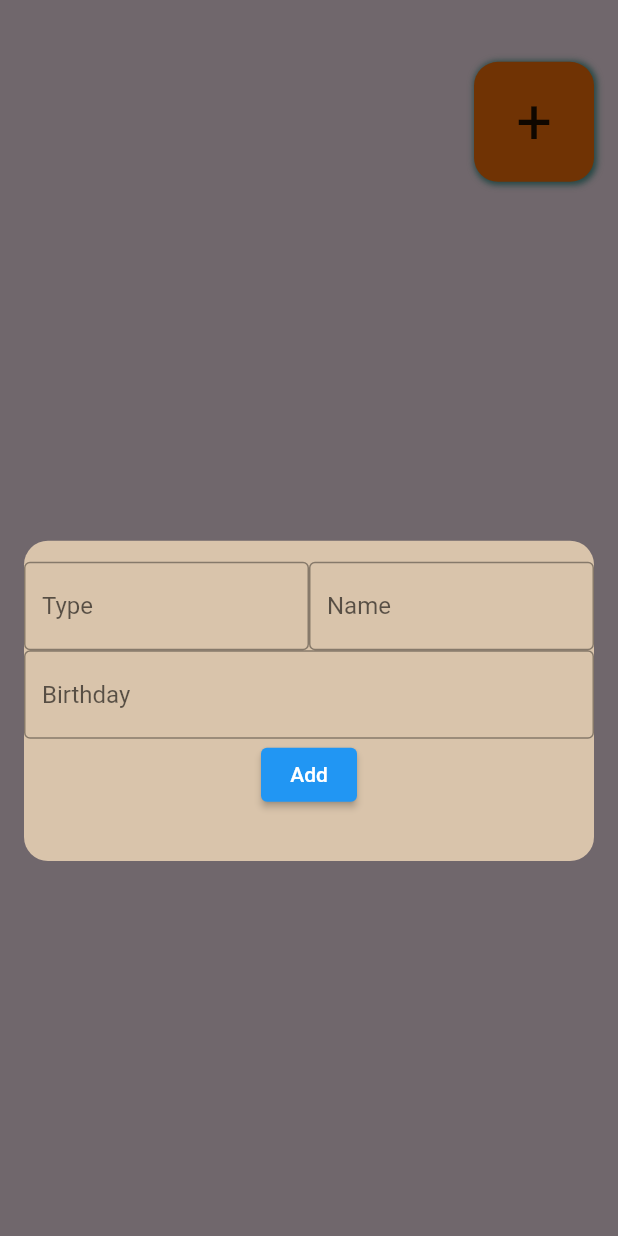
After one commit to denissavishchev/young_journal, a Flutter app: the PetsPage screen opened directly, after a tap on an icon or button, on a phone screen of 412 x 824 dp. The commit adds this screen. Run offline on Flutter 3.47's test engine with Material 2 defaults, Android fonts, the phone set to English and light mode, and no system bars.

Commit message:
pets page

```diff
--- a/lib/main.dart
+++ b/lib/main.dart
@@ -4,6 +4,7 @@ import 'package:young_journal/models/finance_provider_model.dart';
 import 'package:young_journal/pages/home_page.dart';
 
 import 'models/main_provider_model.dart';
+import 'models/pets_provider_model.dart';
 import 'models/plans_provider_model.dart';
 
 void main() {
@@ -20,6 +21,7 @@ class MyApp extends StatelessWidget {
         ChangeNotifierProvider<MainProvider>(create: (_) => MainProvider()),
         ChangeNotifierProvider<FinanceProvider>(create: (_) => FinanceProvider()),
         ChangeNotifierProvider<PlansProvider>(create: (_) => PlansProvider()),
+        ChangeNotifierProvider<PetsProvider>(create: (_) => PetsProvider()),
       ],
         builder: (context, child) {
           return MaterialApp(
--- /dev/null
+++ b/lib/models/pets_provider_model.dart
@@ -0,0 +1,147 @@
+import 'package:flutter/material.dart';
+import '../constants.dart';
+
+class PetsProvider with ChangeNotifier {
+
+  List pets = [];
+  List tasks = [];
+  final TextEditingController _typeController = TextEditingController();
+  final TextEditingController _nameController = TextEditingController();
+  final TextEditingController _birthdayController = TextEditingController();
+  final TextEditingController _planNameController = TextEditingController();
+  final TextEditingController _planTimeController = TextEditingController();
+  final TextEditingController _planCommentController = TextEditingController();
+  ScrollController petsScrollController = ScrollController();
+  ScrollController petsTasksScrollController = ScrollController();
+
+  Future addPet(context) {
+    return showModalBottomSheet(
+        context: context,
+        backgroundColor: Colors.transparent,
+        builder: (context) {
+          return Container(
+            margin: const EdgeInsets.fromLTRB(16, 0, 16, 250),
+            height: MediaQuery.of(context).size.height,
+            padding: const EdgeInsets.symmetric(vertical: 14),
+            decoration: const BoxDecoration(
+                color: grey,
+                borderRadius: BorderRadius.all(Radius.circular(16))
+            ),
+            child: Column(
+              children: [
+                Row(
+                  children: [
+                    Expanded(
+                      child: TextField(
+                        controller: _typeController,
+                        decoration: InputDecoration(
+                          border: OutlineInputBorder(),
+                          hintText: 'Type',
+                        ),
+                      ),
+                    ),
+                    Expanded(
+                      child: TextField(
+                        controller: _nameController,
+                        decoration: InputDecoration(
+                          border: OutlineInputBorder(),
+                          hintText: 'Name',
+                        ),
+                      ),
+                    ),
+                  ],
+                ),
+                TextField(
+                  controller: _birthdayController,
+                  decoration: InputDecoration(
+                    border: OutlineInputBorder(),
+                    hintText: 'Birthday',
+                  ),
+                ),
+                ElevatedButton(
+                    onPressed: (){
+                      pets.add([
+                        _typeController.text,
+                        _nameController.text,
+                        _birthdayController.text
+                      ]);
+                      Navigator.of(context).pop();
+                      notifyListeners();
+                      petsScrollController.animateTo(
+                          petsScrollController.position.maxScrollExtent + 110,
+                          duration: const Duration(milliseconds: 10),
+                          curve: Curves.linear);
+                    },
+                    child: Text('Add'))
+              ],
+            ),
+          );
+        });
+  }
+
+  Future addTask(context) {
+    return showModalBottomSheet(
+        context: context,
+        backgroundColor: Colors.transparent,
+        builder: (context) {
+          return Container(
+            margin: const EdgeInsets.fromLTRB(16, 0, 16, 250),
+            height: MediaQuery.of(context).size.height,
+            padding: const EdgeInsets.symmetric(vertical: 14),
+            decoration: const BoxDecoration(
+                color: grey,
+                borderRadius: BorderRadius.all(Radius.circular(16))
+            ),
+            child: Column(
+              children: [
+                Row(
+                  children: [
+                    Expanded(
+                      child: TextField(
+                        controller: _planNameController,
+                        decoration: InputDecoration(
+                          border: OutlineInputBorder(),
+                          hintText: 'Name',
+                        ),
+                      ),
+                    ),
+                    Expanded(
+                      child: TextField(
+                        controller: _planTimeController,
+                        decoration: InputDecoration(
+                          border: OutlineInputBorder(),
+                          hintText: 'Deadline',
+                        ),
+                      ),
+                    ),
+                  ],
+                ),
+                TextField(
+                  controller: _planCommentController,
+                  decoration: InputDecoration(
+                    border: OutlineInputBorder(),
+                    hintText: 'Comment',
+                  ),
+                ),
+                ElevatedButton(
+                    onPressed: (){
+                      tasks.add([
+                        _planNameController.text,
+                        _planTimeController.text,
+                        _planCommentController.text
+                      ]);
+                      Navigator.of(context).pop();
+                      notifyListeners();
+                      petsTasksScrollController.animateTo(
+                          petsTasksScrollController.position.maxScrollExtent + 110,
+                          duration: const Duration(milliseconds: 10),
+                          curve: Curves.linear);
+                    },
+                    child: Text('Add'))
+              ],
+            ),
+          );
+        });
+  }
+
+}
--- a/lib/models/plans_provider_model.dart
+++ b/lib/models/plans_provider_model.dart
@@ -7,7 +7,7 @@ class PlansProvider with ChangeNotifier {
   final TextEditingController _nameController = TextEditingController();
   final TextEditingController _deadlineController = TextEditingController();
   final TextEditingController _commentController = TextEditingController();
-  ScrollController scrollController = ScrollController();
+  ScrollController taskScrollController = ScrollController();
 
   Future addTask(context) {
     return showModalBottomSheet(
@@ -62,8 +62,8 @@ class PlansProvider with ChangeNotifier {
                       ]);
                       Navigator.of(context).pop();
                       notifyListeners();
-                      scrollController.animateTo(
-                          scrollController.position.maxScrollExtent + 110,
+                      taskScrollController.animateTo(
+                          taskScrollController.position.maxScrollExtent + 110,
                           duration: const Duration(milliseconds: 10),
                           curve: Curves.linear);
                     },
--- a/lib/pages/home_page.dart
+++ b/lib/pages/home_page.dart
@@ -1,7 +1,7 @@
 import 'package:flutter/material.dart';
 import 'package:provider/provider.dart';
 import 'package:young_journal/constants.dart';
-import 'package:young_journal/pages/pet_page.dart';
+import 'package:young_journal/pages/pets_page.dart';
 import 'package:young_journal/pages/plans_page.dart';
 import '../models/main_provider_model.dart';
 import 'custom_page.dart';
@@ -13,7 +13,7 @@ class HomePage extends StatelessWidget {
   final List _pages = [
     const FinancePage(),
     const PlansPage(),
-    const PetPage(),
+    const PetsPage(),
     const CustomPage(),
   ];
 
--- /dev/null
+++ b/lib/pages/pets_page.dart
@@ -0,0 +1,92 @@
+import 'package:flutter/material.dart';
+import 'package:provider/provider.dart';
+import 'package:young_journal/constants.dart';
+import '../models/pets_provider_model.dart';
+import '../widgets/basic_button_widget.dart';
+import '../widgets/basic_container_widget.dart';
+
+class PetsPage extends StatelessWidget {
+  const PetsPage({Key? key}) : super(key: key);
+
+  @override
+  Widget build(BuildContext context) {
+    Size size = MediaQuery.of(context).size;
+    return Scaffold(
+      backgroundColor: purple.withOpacity(0.3),
+      body: Consumer<PetsProvider>(
+        builder: (context, data, _){
+          return Column(
+            children: [
+              SizedBox(height: size.height * 0.05),
+              Padding(
+                padding: const EdgeInsets.symmetric(horizontal: 16.0),
+                child: Row(
+                  children: [
+                    const Spacer(),
+                    BasicButtonWidget(
+                      onTap: () => data.addPet(context),
+                      text: '+',)
+                  ],
+                ),
+              ),
+              SizedBox(height: size.height * 0.05),
+              SizedBox(
+                height: size.height * 0.65,
+                child: PageView.builder(
+                  itemCount: data.pets.length,
+                    itemBuilder: (context, index){
+                    return Container(
+                      margin: const EdgeInsets.symmetric(horizontal: 12),
+                      color: blue,
+                      child:
+                      Column(
+                        mainAxisAlignment: MainAxisAlignment.spaceEvenly,
+                        children: [
+                          Row(
+                            mainAxisAlignment: MainAxisAlignment.spaceEvenly,
+                            children: [
+                              Text(data.pets[index][0]),
+                              Text(data.pets[index][1]),
+                              Text(data.pets[index][2]),
+                            ],
+                          ),
+                          Row(
+                            children: [
+                              const Spacer(),
+                              BasicButtonWidget(
+                                onTap: () => data.addTask(context),
+                                text: '+',)
+                            ],
+                          ),
+                          Expanded(
+                            child: ListView.builder(
+                                itemCount: data.tasks.length,
+                                controller: data.petsTasksScrollController,
+                                reverse: true,
+                                shrinkWrap: true,
+                                padding: const EdgeInsets.only(bottom: 100),
+                                itemBuilder: (context, index) {
+                                  return BasicContainerWidget(
+                                    height: 0.1,
+                                    color: orange,
+                                    child: ListTile(
+                                      title: Text(data.tasks[index][0]),
+                                      subtitle: Text(data.tasks[index][1]),
+                                      trailing: data.tasks[index][2].toString() != ''
+                                          ? Icon(Icons.message_rounded)
+                                          : SizedBox.shrink(),
+                                    ),
+                                  );
+                                }),)
+                        ],
+                      ),
+                    );
+                    }),
+              )
+            ],
+          );
+        },
+      ),
+    );
+  }
+}
--- a/lib/pages/plans_page.dart
+++ b/lib/pages/plans_page.dart
@@ -33,7 +33,7 @@ class PlansPage extends StatelessWidget {
               Expanded(
                   child: ListView.builder(
                       itemCount: data.tasks.length,
-                      controller: data.scrollController,
+                      controller: data.taskScrollController,
                       reverse: true,
                       shrinkWrap: true,
                       padding: const EdgeInsets.only(bottom: 100),
```
Also changed, not shown: lib/pages/pet_page.dart (deleted, +0 -16 lines).
